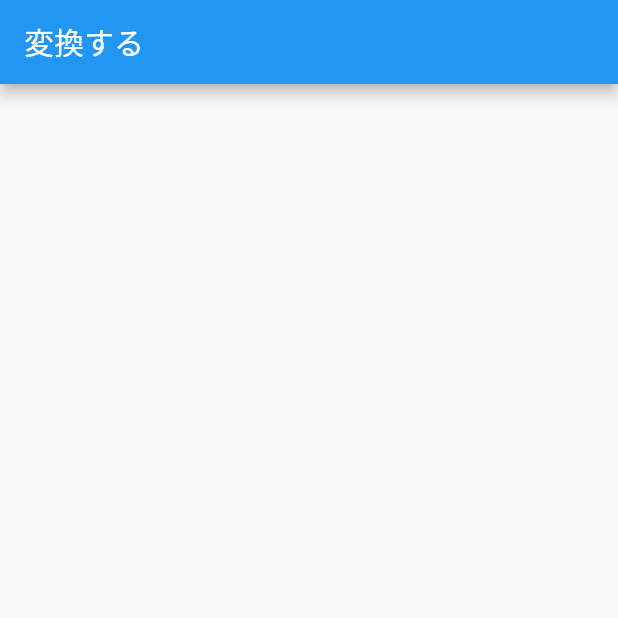
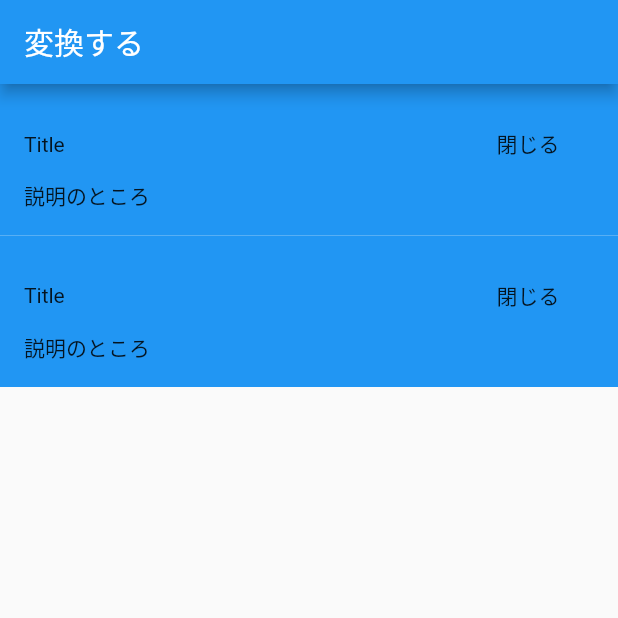
Before and after one commit to hayabusabusa/Rubbby-flutter, a Flutter app: the screen it shows after launch, on a phone screen of 412 x 824 dp, the top half of it. Run offline on Flutter 3.47's test engine with Material 2 defaults, Android fonts, the phone set to English and light mode, and no system bars.

Commit message:
Add input sentence description widget

```diff
--- a/lib/screen/input_sentence.dart
+++ b/lib/screen/input_sentence.dart
@@ -1,4 +1,6 @@
 import 'package:flutter/material.dart';
+
+import 'package:rubbby/widget/widget.dart';
 
 class InputSentenceScreen extends StatelessWidget {
   @override
@@ -7,6 +9,14 @@ class InputSentenceScreen extends StatelessWidget {
       appBar: AppBar(
         title: Text('変換する'),
       ),
+      body: Center(
+        child: Column(
+          children: <Widget>[
+            InputSentenceDescWidget(),
+            InputSentenceDescWidget()
+          ],
+        ),
+      ),
     );
   }
 }
--- /dev/null
+++ b/lib/widget/input_sentence_desc_widget.dart
@@ -0,0 +1,45 @@
+import 'package:flutter/material.dart';
+
+class InputSentenceDescWidget extends StatefulWidget {
+  @override
+  State<StatefulWidget> createState() => _InputSentenceDescWidgetState();
+}
+
+class _InputSentenceDescWidgetState extends State<InputSentenceDescWidget> {
+
+  bool _isExpanded = false;
+
+  void _onPressedButton() {
+    setState(() {
+      _isExpanded = !_isExpanded;
+    });
+  }
+
+  @override
+  Widget build(BuildContext context) {
+    return Container(
+      padding: const EdgeInsets.all(16),
+      color: _isExpanded ? Colors.red : Colors.blue,
+      child: Column(
+        mainAxisAlignment: MainAxisAlignment.center,
+        crossAxisAlignment: CrossAxisAlignment.start,
+        children: <Widget>[
+          // Title and button
+          Row(
+            mainAxisAlignment: MainAxisAlignment.spaceAround,
+            children: <Widget>[
+              Text('Title'),
+              Expanded(child: SizedBox()),
+              FlatButton(
+                onPressed: () => _onPressedButton(),
+                child: Text(_isExpanded ? '表示する': '閉じる')
+              )
+            ]
+          ),
+          // Text view
+          _isExpanded ? SizedBox() : Text('説明のところ'),
+        ]
+      )
+    );
+  }
+}
--- /dev/null
+++ b/lib/widget/widget.dart
@@ -0,0 +1 @@
+export './input_sentence_desc_widget.dart';
```
Also changed, not shown: pubspec.yaml (+0 -51 lines).
